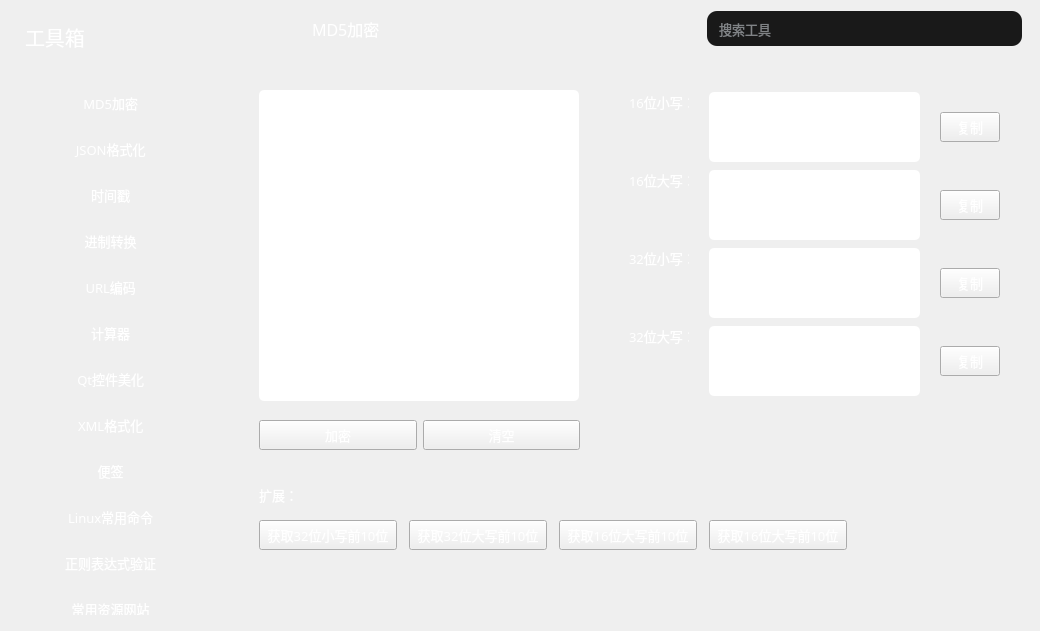
Before: the Qt Designer form source/toolswidget.ui in HuaGouFdog/Fdog-Kit, drawn with Qt 5.
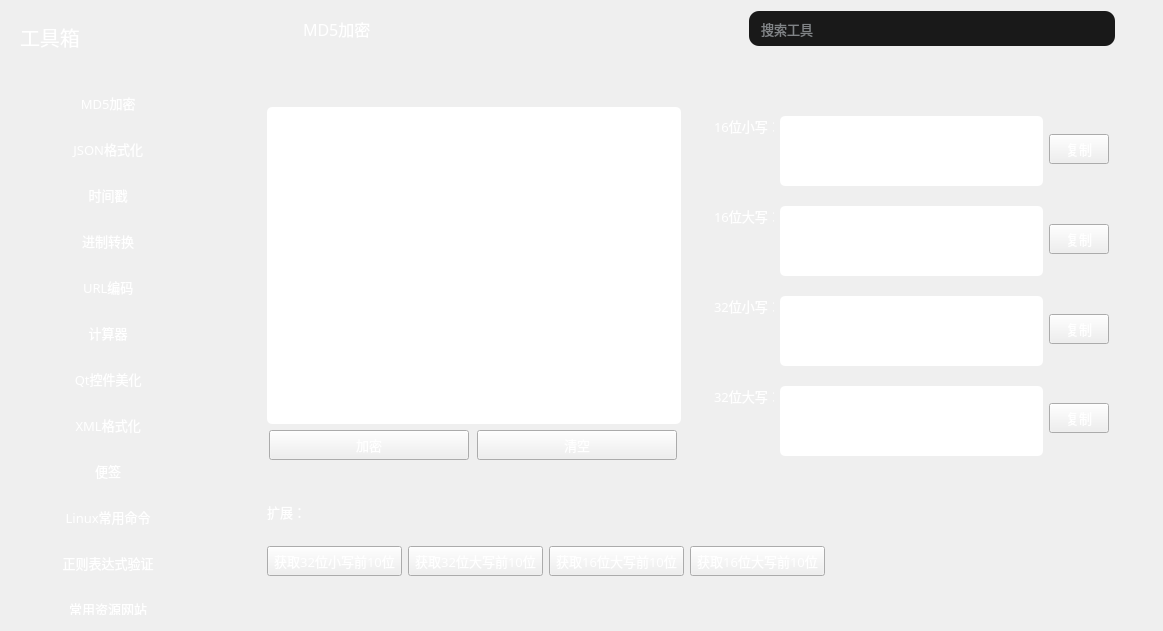
After: the same form once the commit is applied. The open tabs and pages were chosen to show the change. Icons and pictures are not drawn.

```diff
--- a/source/toolswidget.ui
+++ b/source/toolswidget.ui
@@ -6,7 +6,7 @@
    <rect>
     <x>0</x>
     <y>0</y>
-    <width>1040</width>
+    <width>1163</width>
     <height>631</height>
    </rect>
   </property>
@@ -150,7 +150,7 @@
        <number>30</number>
       </property>
       <property name="leftMargin">
-       <number>25</number>
+       <number>20</number>
       </property>
       <property name="topMargin">
        <number>22</number>
@@ -187,7 +187,7 @@
           <rect>
            <x>0</x>
            <y>0</y>
-           <width>166</width>
+           <width>171</width>
            <height>782</height>
           </rect>
          </property>
@@ -1068,6 +1068,9 @@
       <property name="spacing">
        <number>30</number>
       </property>
+      <property name="leftMargin">
+       <number>0</number>
+      </property>
       <property name="topMargin">
        <number>0</number>
       </property>
@@ -1266,62 +1269,32 @@
            </property>
           </widget>
          </item>
+         <item>
+          <spacer name="horizontalSpacer_3">
+           <property name="orientation">
+            <enum>Qt::Horizontal</enum>
+           </property>
+           <property name="sizeType">
+            <enum>QSizePolicy::Fixed</enum>
+           </property>
+           <property name="sizeHint" stdset="0">
+            <size>
+             <width>30</width>
+             <height>20</height>
+            </size>
+           </property>
+          </spacer>
+         </item>
         </layout>
        </widget>
       </item>
       <item>
        <widget class="QStackedWidget" name="stackedWidget">
         <property name="styleSheet">
-         <string notr="true">QScrollBar:vertical{
-    width: 10px;
-	background-color: rgba(0, 41, 69, 0);
-    margin: 0px,0px,0px,0px;
-    padding-top: 0px;		/*//隐藏上下的箭头*/
-    padding-bottom: 0px;
-}
-
-
-QScrollBar::handle:vertical{
-    width: 10px;
-	
-	background-color: rgb(239, 239, 239);
-    /*滚动条两端变成椭圆 */
-    border-radius: 2px;
-    min-height: 0;
-}
-
-QScrollBar::sub-page:vertical {
-    
-	background-color: rgba(255, 255, 255, 0);
-}
-QScrollBar::add-page:vertical 
-{
-    background-color: rgba(255, 255, 255, 0);
-}
-
-QScrollBar::add-line:vertical {
-	border: none;
-    height: 0px;
-    subcontrol-position: bottom;
-    subcontrol-origin: margin;
-}
-QScrollBar::sub-line:vertical {
-    border: none;
-    height: 0px;
-    subcontrol-position: top;
-    subcontrol-origin: margin;
-}
-
-QScrollBar::down-arrow:vertical {
-    border:none;
-}
-
-QScrollBar::up-arrow:vertical {
-    border:none;
-}</string>
+         <string notr="true"/>
         </property>
         <property name="currentIndex">
-         <number>0</number>
+         <number>2</number>
         </property>
         <widget class="QWidget" name="page_md5">
          <property name="styleSheet">
@@ -1334,15 +1307,15 @@
 padding:5px;
 }</string>
          </property>
+         <layout class="QVBoxLayout" name="verticalLayout_5" stretch="3,1">
+          <item>
+           <widget class="QWidget" name="widget_6" native="true">
+            <layout class="QHBoxLayout" name="horizontalLayout_8" stretch="1,1">
+             <item>
+              <widget class="QWidget" name="widget_4" native="true">
+               <layout class="QVBoxLayout" name="verticalLayout_6">
+                <item>
          <widget class="QPlainTextEdit" name="plainTextEdit_data">
-          <property name="geometry">
-           <rect>
-            <x>10</x>
-            <y>10</y>
-            <width>320</width>
-            <height>311</height>
-           </rect>
-          </property>
           <property name="minimumSize">
            <size>
             <width>320</width>
@@ -1351,7 +1324,7 @@
           </property>
           <property name="maximumSize">
            <size>
-            <width>320</width>
+                    <width>16777215</width>
             <height>16777215</height>
            </size>
           </property>
@@ -1363,15 +1336,9 @@
            </font>
           </property>
          </widget>
+                </item>
+                <item>
          <widget class="QWidget" name="widget_5" native="true">
-          <property name="geometry">
-           <rect>
-            <x>10</x>
-            <y>340</y>
-            <width>321</width>
-            <height>30</height>
-           </rect>
-          </property>
           <property name="sizePolicy">
            <sizepolicy hsizetype="Expanding" vsizetype="Expanding">
             <horstretch>0</horstretch>
@@ -1458,15 +1425,12 @@
            </item>
           </layout>
          </widget>
+                </item>
+               </layout>
+              </widget>
+             </item>
+             <item>
          <widget class="QWidget" name="gridWidget" native="true">
-          <property name="geometry">
-           <rect>
-            <x>380</x>
-            <y>10</y>
-            <width>371</width>
-            <height>311</height>
-           </rect>
-          </property>
           <property name="sizePolicy">
            <sizepolicy hsizetype="Expanding" vsizetype="Expanding">
             <horstretch>0</horstretch>
@@ -1491,137 +1455,11 @@
             <pointsize>10</pointsize>
            </font>
           </property>
-          <layout class="QGridLayout" name="gridLayout">
-           <property name="leftMargin">
-            <number>0</number>
-           </property>
-           <property name="topMargin">
-            <number>0</number>
-           </property>
-           <property name="rightMargin">
-            <number>0</number>
-           </property>
-           <property name="bottomMargin">
-            <number>0</number>
-           </property>
-           <property name="horizontalSpacing">
-            <number>20</number>
-           </property>
-           <property name="verticalSpacing">
-            <number>6</number>
-           </property>
-           <item row="5" column="0">
-            <widget class="QLabel" name="label_4">
-             <property name="minimumSize">
-              <size>
-               <width>60</width>
-               <height>0</height>
-              </size>
-             </property>
-             <property name="maximumSize">
-              <size>
-               <width>60</width>
-               <height>16777215</height>
-              </size>
-             </property>
-             <property name="font">
-              <font>
-               <family>OPPOSans B</family>
-               <pointsize>10</pointsize>
-               <stylestrategy>PreferAntialias</stylestrategy>
-              </font>
-             </property>
-             <property name="text">
-              <string>32位大写：</string>
-             </property>
-             <property name="alignment">
-              <set>Qt::AlignLeading|Qt::AlignLeft|Qt::AlignTop</set>
-             </property>
-            </widget>
-           </item>
-           <item row="3" column="0">
-            <widget class="QLabel" name="label_3">
-             <property name="minimumSize">
-              <size>
-               <width>60</width>
-               <height>0</height>
-              </size>
-             </property>
-             <property name="maximumSize">
-              <size>
-               <width>60</width>
-               <height>16777215</height>
-              </size>
-             </property>
-             <property name="font">
-              <font>
-               <family>OPPOSans B</family>
-               <pointsize>10</pointsize>
-               <stylestrategy>PreferAntialias</stylestrategy>
-              </font>
-             </property>
-             <property name="text">
-              <string>32位小写：</string>
-             </property>
-             <property name="alignment">
-              <set>Qt::AlignLeading|Qt::AlignLeft|Qt::AlignTop</set>
-             </property>
-            </widget>
-           </item>
-           <item row="0" column="1">
-            <widget class="QPlainTextEdit" name="plainTextEdit_16Lower">
-             <property name="minimumSize">
-              <size>
-               <width>0</width>
-               <height>70</height>
-              </size>
-             </property>
-             <property name="maximumSize">
-              <size>
-               <width>450</width>
-               <height>70</height>
-              </size>
-             </property>
-             <property name="font">
-              <font>
-               <family>OPPOSans B</family>
-               <pointsize>10</pointsize>
-              </font>
-             </property>
-             <property name="readOnly">
-              <bool>true</bool>
-             </property>
-             <property name="plainText">
-              <string/>
-             </property>
-            </widget>
-           </item>
-           <item row="1" column="1">
-            <widget class="QPlainTextEdit" name="plainTextEdit_16">
-             <property name="minimumSize">
-              <size>
-               <width>0</width>
-               <height>70</height>
-              </size>
-             </property>
-             <property name="maximumSize">
-              <size>
-               <width>450</width>
-               <height>70</height>
-              </size>
-             </property>
-             <property name="font">
-              <font>
-               <family>OPPOSans B</family>
-               <pointsize>10</pointsize>
-              </font>
-             </property>
-             <property name="readOnly">
-              <bool>true</bool>
-             </property>
-            </widget>
-           </item>
-           <item row="0" column="0">
+               <layout class="QVBoxLayout" name="verticalLayout_7">
+                <item>
+                 <widget class="QWidget" name="widget_8" native="true">
+                  <layout class="QHBoxLayout" name="horizontalLayout_12">
+                   <item>
             <widget class="QLabel" name="label_6">
              <property name="minimumSize">
               <size>
@@ -1650,18 +1488,18 @@
              </property>
             </widget>
            </item>
-           <item row="3" column="2">
-            <widget class="QToolButton" name="toolButton_12">
+                   <item>
+                    <widget class="QPlainTextEdit" name="plainTextEdit_16Lower">
              <property name="minimumSize">
               <size>
-               <width>60</width>
-               <height>30</height>
+                       <width>0</width>
+                       <height>70</height>
               </size>
              </property>
              <property name="maximumSize">
               <size>
-               <width>60</width>
-               <height>30</height>
+                       <width>450</width>
+                       <height>70</height>
               </size>
              </property>
              <property name="font">
@@ -1670,13 +1508,16 @@
                <pointsize>10</pointsize>
               </font>
              </property>
-             <property name="text">
-              <string>复制</string>
-             </property>
-            </widget>
-           </item>
-           <item row="5" column="2">
-            <widget class="QToolButton" name="toolButton_13">
+                     <property name="readOnly">
+                      <bool>true</bool>
+                     </property>
+                     <property name="plainText">
+                      <string/>
+                     </property>
+                    </widget>
+                   </item>
+                   <item>
+                    <widget class="QToolButton" name="toolButton_6">
              <property name="minimumSize">
               <size>
                <width>60</width>
@@ -1700,32 +1541,13 @@
              </property>
             </widget>
            </item>
-           <item row="1" column="2">
-            <widget class="QToolButton" name="toolButton_10">
-             <property name="minimumSize">
-              <size>
-               <width>60</width>
-               <height>30</height>
-              </size>
-             </property>
-             <property name="maximumSize">
-              <size>
-               <width>60</width>
-               <height>30</height>
-              </size>
-             </property>
-             <property name="font">
-              <font>
-               <family>OPPOSans B</family>
-               <pointsize>10</pointsize>
-              </font>
-             </property>
-             <property name="text">
-              <string>复制</string>
-             </property>
-            </widget>
-           </item>
-           <item row="1" column="0">
+                  </layout>
+                 </widget>
+                </item>
+                <item>
+                 <widget class="QWidget" name="widget_9" native="true">
+                  <layout class="QHBoxLayout" name="horizontalLayout_11">
+                   <item>
             <widget class="QLabel" name="label_5">
              <property name="minimumSize">
               <size>
@@ -1754,8 +1576,33 @@
              </property>
             </widget>
            </item>
-           <item row="0" column="2">
-            <widget class="QToolButton" name="toolButton_6">
+                   <item>
+                    <widget class="QPlainTextEdit" name="plainTextEdit_16">
+                     <property name="minimumSize">
+                      <size>
+                       <width>0</width>
+                       <height>70</height>
+                      </size>
+                     </property>
+                     <property name="maximumSize">
+                      <size>
+                       <width>450</width>
+                       <height>70</height>
+                      </size>
+                     </property>
+                     <property name="font">
+                      <font>
+                       <family>OPPOSans B</family>
+                       <pointsize>10</pointsize>
+                      </font>
+                     </property>
+                     <property name="readOnly">
+                      <bool>true</bool>
+                     </property>
+                    </widget>
+                   </item>
+                   <item>
+                    <widget class="QToolButton" name="toolButton_10">
              <property name="minimumSize">
               <size>
                <width>60</width>
@@ -1779,7 +1626,42 @@
              </property>
             </widget>
            </item>
-           <item row="3" column="1">
+                  </layout>
+                 </widget>
+                </item>
+                <item>
+                 <widget class="QWidget" name="widget_10" native="true">
+                  <layout class="QHBoxLayout" name="horizontalLayout_10">
+                   <item>
+                    <widget class="QLabel" name="label_3">
+                     <property name="minimumSize">
+                      <size>
+                       <width>60</width>
+                       <height>0</height>
+                      </size>
+                     </property>
+                     <property name="maximumSize">
+                      <size>
+                       <width>60</width>
+                       <height>16777215</height>
+                      </size>
+                     </property>
+                     <property name="font">
+                      <font>
+                       <family>OPPOSans B</family>
+                       <pointsize>10</pointsize>
+                       <stylestrategy>PreferAntialias</stylestrategy>
+                      </font>
+                     </property>
+                     <property name="text">
+                      <string>32位小写：</string>
+                     </property>
+                     <property name="alignment">
+                      <set>Qt::AlignLeading|Qt::AlignLeft|Qt::AlignTop</set>
+                     </property>
+                    </widget>
+                   </item>
+                   <item>
             <widget class="QPlainTextEdit" name="plainTextEdit_32Lower">
              <property name="minimumSize">
               <size>
@@ -1804,7 +1686,67 @@
              </property>
             </widget>
            </item>
-           <item row="5" column="1">
+                   <item>
+                    <widget class="QToolButton" name="toolButton_12">
+                     <property name="minimumSize">
+                      <size>
+                       <width>60</width>
+                       <height>30</height>
+                      </size>
+                     </property>
+                     <property name="maximumSize">
+                      <size>
+                       <width>60</width>
+                       <height>30</height>
+                      </size>
+                     </property>
+                     <property name="font">
+                      <font>
+                       <family>OPPOSans B</family>
+                       <pointsize>10</pointsize>
+                      </font>
+                     </property>
+                     <property name="text">
+                      <string>复制</string>
+                     </property>
+                    </widget>
+                   </item>
+                  </layout>
+                 </widget>
+                </item>
+                <item>
+                 <widget class="QWidget" name="widget_11" native="true">
+                  <layout class="QHBoxLayout" name="horizontalLayout_9">
+                   <item>
+                    <widget class="QLabel" name="label_4">
+                     <property name="minimumSize">
+                      <size>
+                       <width>60</width>
+                       <height>0</height>
+                      </size>
+                     </property>
+                     <property name="maximumSize">
+                      <size>
+                       <width>60</width>
+                       <height>16777215</height>
+                      </size>
+                     </property>
+                     <property name="font">
+                      <font>
+                       <family>OPPOSans B</family>
+                       <pointsize>10</pointsize>
+                       <stylestrategy>PreferAntialias</stylestrategy>
+                      </font>
+                     </property>
+                     <property name="text">
+                      <string>32位大写：</string>
+                     </property>
+                     <property name="alignment">
+                      <set>Qt::AlignLeading|Qt::AlignLeft|Qt::AlignTop</set>
+                     </property>
+                    </widget>
+                   </item>
+                   <item>
             <widget class="QPlainTextEdit" name="plainTextEdit_32">
              <property name="minimumSize">
               <size>
@@ -1829,17 +1771,61 @@
              </property>
             </widget>
            </item>
-          </layout>
-         </widget>
+                   <item>
+                    <widget class="QToolButton" name="toolButton_13">
+                     <property name="minimumSize">
+                      <size>
+                       <width>60</width>
+                       <height>30</height>
+                      </size>
+                     </property>
+                     <property name="maximumSize">
+                      <size>
+                       <width>60</width>
+                       <height>30</height>
+                      </size>
+                     </property>
+                     <property name="font">
+                      <font>
+                       <family>OPPOSans B</family>
+                       <pointsize>10</pointsize>
+                      </font>
+                     </property>
+                     <property name="text">
+                      <string>复制</string>
+                     </property>
+                    </widget>
+                   </item>
+                  </layout>
+                 </widget>
+                </item>
+                <item>
+                 <spacer name="verticalSpacer_2">
+                  <property name="orientation">
+                   <enum>Qt::Vertical</enum>
+                  </property>
+                  <property name="sizeHint" stdset="0">
+                   <size>
+                    <width>20</width>
+                    <height>40</height>
+                   </size>
+                  </property>
+                 </spacer>
+                </item>
+               </layout>
+              </widget>
+             </item>
+            </layout>
+           </widget>
+          </item>
+          <item>
+           <widget class="QWidget" name="widget_7" native="true">
+            <layout class="QVBoxLayout" name="verticalLayout_8" stretch="1,2,5">
+             <item>
+              <widget class="QWidget" name="widget_12" native="true">
+               <layout class="QHBoxLayout" name="horizontalLayout_14">
+                <item>
          <widget class="QLabel" name="label_7">
-          <property name="geometry">
-           <rect>
-            <x>10</x>
-            <y>400</y>
-            <width>50</width>
-            <height>30</height>
-           </rect>
-          </property>
           <property name="minimumSize">
            <size>
             <width>50</width>
@@ -1863,15 +1849,28 @@
            <string>扩展：</string>
           </property>
          </widget>
+                </item>
+                <item>
+                 <spacer name="horizontalSpacer_2">
+                  <property name="orientation">
+                   <enum>Qt::Horizontal</enum>
+                  </property>
+                  <property name="sizeHint" stdset="0">
+                   <size>
+                    <width>40</width>
+                    <height>20</height>
+                   </size>
+                  </property>
+                 </spacer>
+                </item>
+               </layout>
+              </widget>
+             </item>
+             <item>
+              <widget class="QWidget" name="widget_13" native="true">
+               <layout class="QHBoxLayout" name="horizontalLayout_13">
+                <item>
          <widget class="QToolButton" name="toolButton_32Lower_10">
-          <property name="geometry">
-           <rect>
-            <x>10</x>
-            <y>440</y>
-            <width>138</width>
-            <height>30</height>
-           </rect>
-          </property>
           <property name="minimumSize">
            <size>
             <width>100</width>
@@ -1894,15 +1893,9 @@
            <string>获取32位小写前10位</string>
           </property>
          </widget>
+                </item>
+                <item>
          <widget class="QToolButton" name="toolButton_32_10">
-          <property name="geometry">
-           <rect>
-            <x>160</x>
-            <y>440</y>
-            <width>138</width>
-            <height>30</height>
-           </rect>
-          </property>
           <property name="minimumSize">
            <size>
             <width>100</width>
@@ -1925,15 +1918,9 @@
            <string>获取32位大写前10位</string>
           </property>
          </widget>
+                </item>
+                <item>
          <widget class="QToolButton" name="toolButton_16Lower_10">
-          <property name="geometry">
-           <rect>
-            <x>310</x>
-            <y>440</y>
-            <width>138</width>
-            <height>30</height>
-           </rect>
-          </property>
           <property name="minimumSize">
            <size>
             <width>100</width>
@@ -1956,15 +1943,9 @@
            <string>获取16位大写前10位</string>
           </property>
          </widget>
+                </item>
+                <item>
          <widget class="QToolButton" name="toolButton_16_10">
-          <property name="geometry">
-           <rect>
-            <x>460</x>
-            <y>440</y>
-            <width>138</width>
-            <height>30</height>
-           </rect>
-          </property>
           <property name="minimumSize">
            <size>
             <width>100</width>
@@ -1987,6 +1968,40 @@
            <string>获取16位大写前10位</string>
           </property>
          </widget>
+                </item>
+                <item>
+                 <spacer name="horizontalSpacer_4">
+                  <property name="orientation">
+                   <enum>Qt::Horizontal</enum>
+                  </property>
+                  <property name="sizeHint" stdset="0">
+                   <size>
+                    <width>40</width>
+                    <height>20</height>
+                   </size>
+                  </property>
+                 </spacer>
+                </item>
+               </layout>
+              </widget>
+             </item>
+             <item>
+              <spacer name="verticalSpacer_3">
+               <property name="orientation">
+                <enum>Qt::Vertical</enum>
+               </property>
+               <property name="sizeHint" stdset="0">
+                <size>
+                 <width>20</width>
+                 <height>40</height>
+                </size>
+               </property>
+              </spacer>
+             </item>
+            </layout>
+           </widget>
+          </item>
+         </layout>
         </widget>
         <widget class="QWidget" name="page_json">
          <layout class="QHBoxLayout" name="horizontalLayout_2">
@@ -2142,9 +2157,19 @@
                </property>
               </widget>
              </item>
+             <item>
+              <widget class="QToolButton" name="toolButton_2">
+               <property name="text">
+                <string>...</string>
+               </property>
+              </widget>
+             </item>
             </layout>
            </widget>
           </item>
+          <item>
+           <widget class="QWidget" name="widget_14" native="true">
+            <layout class="QHBoxLayout" name="horizontalLayout_15">
           <item>
            <widget class="QTextEdit" name="textEdit">
             <property name="font">
@@ -2157,10 +2182,10 @@
              <string notr="true">background-color: rgb(113, 108, 255);</string>
             </property>
             <property name="lineWrapMode">
-             <enum>QTextEdit::WidgetWidth</enum>
+                <enum>QTextEdit::NoWrap</enum>
             </property>
             <property name="lineWrapColumnOrWidth">
-             <number>50</number>
+                <number>0</number>
             </property>
             <property name="html">
              <string>&lt;!DOCTYPE HTML PUBLIC &quot;-//W3C//DTD HTML 4.0//EN&quot; &quot;http://www.w3.org/TR/REC-html40/strict.dtd&quot;&gt;
@@ -2169,6 +2194,28 @@
 &lt;/style&gt;&lt;/head&gt;&lt;body style=&quot; font-family:'Cascadia Code SemiBold'; font-size:10pt; font-weight:400; font-style:normal;&quot;&gt;
 &lt;p style=&quot;-qt-paragraph-type:empty; margin-top:0px; margin-bottom:0px; margin-left:0px; margin-right:0px; -qt-block-indent:0; text-indent:0px; font-family:'Arial';&quot;&gt;&lt;br /&gt;&lt;/p&gt;&lt;/body&gt;&lt;/html&gt;</string>
             </property>
+              </widget>
+             </item>
+             <item>
+              <widget class="QScrollBar" name="verticalScrollBar">
+               <property name="minimumSize">
+                <size>
+                 <width>0</width>
+                 <height>0</height>
+                </size>
+               </property>
+               <property name="maximumSize">
+                <size>
+                 <width>5555555</width>
+                 <height>16777215</height>
+                </size>
+               </property>
+               <property name="orientation">
+                <enum>Qt::Vertical</enum>
+               </property>
+              </widget>
+             </item>
+            </layout>
            </widget>
           </item>
          </layout>
```
Lines whose indentation alone changed are shown as unchanged.
